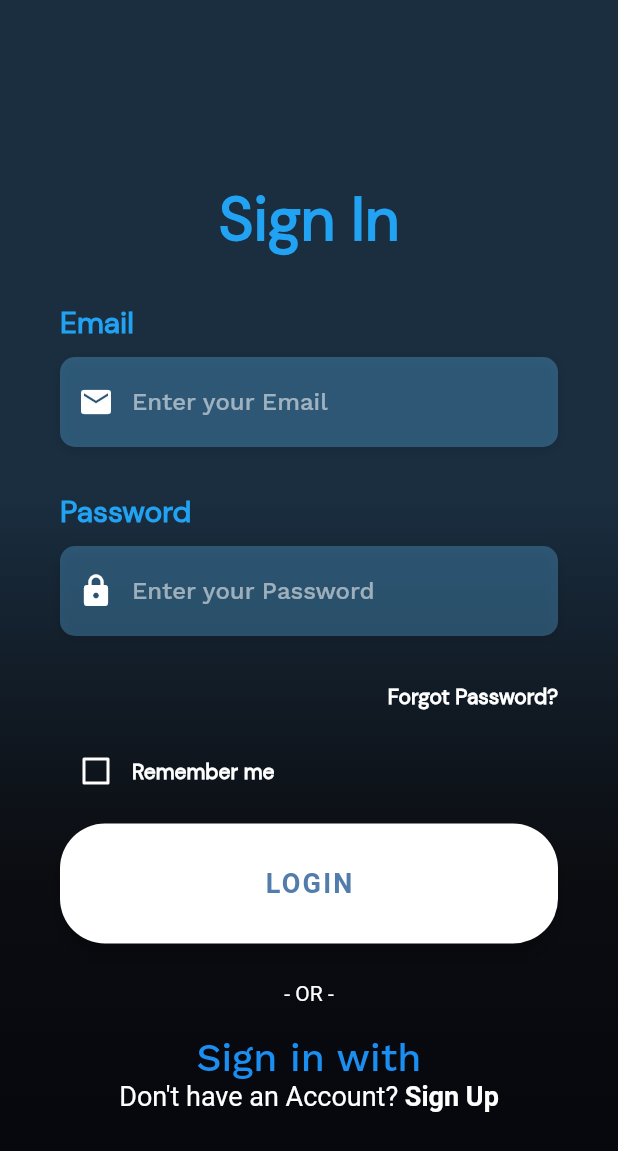
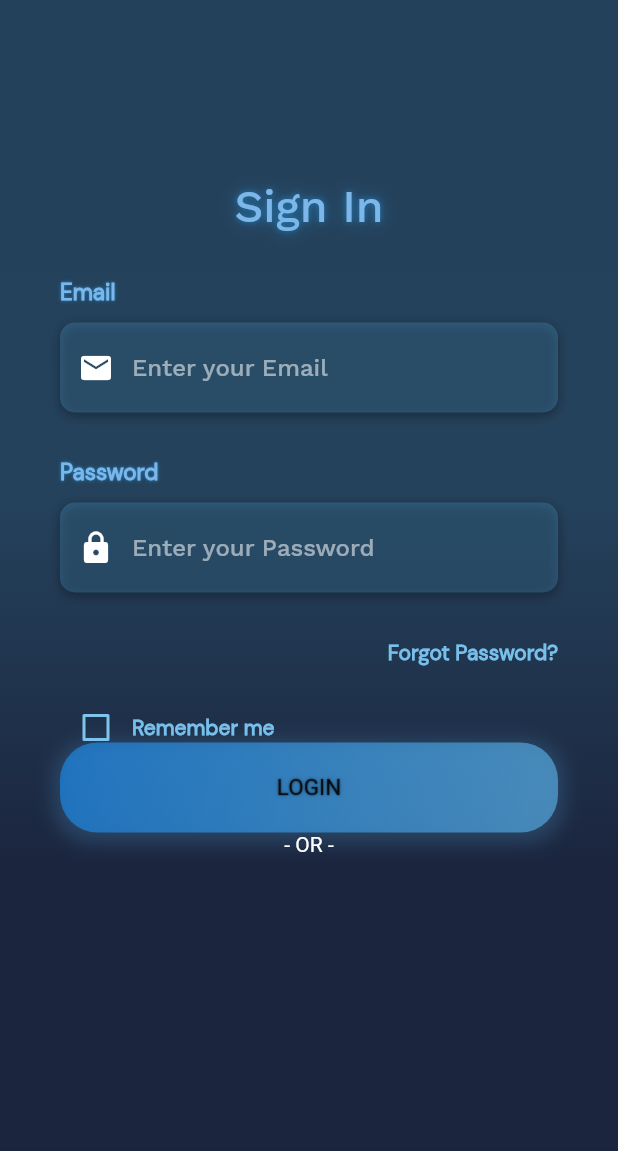
Before and after one commit to MoneyTrackScope/MoneyTrack.Mobile, a Flutter app: the screen it shows after launch, on a phone screen of 412 x 824 dp. Shown: the top 1151 px of the screen. Run offline on Flutter 3.47's test engine with Material 2 defaults, Android fonts, the phone set to English and light mode, and no system bars; our stand-ins replace datetime_picker_formfield, decimal, equatable, flutter_secure_storage, get_it, grouped_list and 1 more; Roboto replaces fonts that are missing (OpenSans).

Commit message:
New SignIn page, Text and Button design

```diff
--- a/lib/src/pages/login/signIn_page.dart
+++ b/lib/src/pages/login/signIn_page.dart
@@ -1,3 +1,5 @@
+// ignore_for_file: prefer_const_constructors
+
 import 'package:flutter/material.dart';
 import 'package:flutter/services.dart';
 import 'package:money_track/src/util/constants.dart';
@@ -29,7 +31,7 @@ class _LoginScreenState extends State<LoginScreen> {
             keyboardType: TextInputType.emailAddress,
             style: const TextStyle(
               color: Colors.white,
-              fontFamily: 'OpenSans',
+              fontFamily: 'DMSans',
             ),
             decoration: InputDecoration(
               border: InputBorder.none,
@@ -64,7 +66,7 @@ class _LoginScreenState extends State<LoginScreen> {
             obscureText: true,
             style: const TextStyle(
               color: Colors.white,
-              fontFamily: 'OpenSans',
+              fontFamily: 'DMSans',
             ),
             decoration: InputDecoration(
               border: InputBorder.none,
@@ -102,11 +104,12 @@ class _LoginScreenState extends State<LoginScreen> {
       child: Row(
         children: <Widget>[
           Theme(
-            data: ThemeData(unselectedWidgetColor: Colors.white),
+            data: ThemeData(
+                unselectedWidgetColor: Color.fromARGB(255, 128, 196, 238)),
             child: Checkbox(
               value: _rememberMe,
-              checkColor: Colors.green,
-              activeColor: Colors.white,
+              checkColor: Color.fromARGB(221, 6, 8, 13),
+              activeColor: Color.fromARGB(255, 92, 185, 242),
               onChanged: (value) {
                 setState(() {
                   _rememberMe = value!;
@@ -125,25 +128,48 @@ class _LoginScreenState extends State<LoginScreen> {
 
   Widget _buildLoginBtn() {
     return Container(
-      padding: const EdgeInsets.symmetric(vertical: 25.0),
-      width: double.infinity,
-      child: RaisedButton(
-        elevation: 5.0,
-        onPressed: () => print('Login Button Pressed'),
-        padding: const EdgeInsets.all(15.0),
-        shape: RoundedRectangleBorder(
-          borderRadius: BorderRadius.circular(30.0),
-        ),
-        color: Colors.white,
-        child: const Text(
-          'LOGIN',
-          style: TextStyle(
-            color: Color(0xFF527DAA),
-            letterSpacing: 1.5,
-            fontSize: 18.0,
-            fontWeight: FontWeight.bold,
-            fontFamily: 'OpenSans',
+      height: 60,
+      decoration: BoxDecoration(
+          gradient: LinearGradient(
+            colors: const [
+              Color.fromARGB(159, 27, 142, 242),
+              Color.fromARGB(151, 92, 184, 242),
+            ],
+            begin: Alignment.centerLeft,
+            end: Alignment.centerRight,
           ),
+          borderRadius: const BorderRadius.all(
+            Radius.circular(25.0),
+          ),
+          boxShadow: [
+            BoxShadow(
+              color: Color.fromARGB(255, 92, 185, 242).withOpacity(0.2),
+              spreadRadius: 4,
+              blurRadius: 10,
+              offset: Offset(0, 3),
+            )
+          ]),
+      child: Center(
+        child: GestureDetector(
+          onTap: () {},
+          child: Text('LOGIN',
+              textAlign: TextAlign.left,
+              style: Theme.of(context).textTheme.bodyText2!.copyWith(
+                fontSize: 15,
+                color: kBackgroundColor,
+                shadows: <Shadow>[
+                  Shadow(
+                    offset: Offset(0.0, 0.0),
+                    blurRadius: 1.0,
+                    color: Color.fromARGB(255, 7, 18, 24),
+                  ),
+                  Shadow(
+                    offset: Offset(0.0, 0.0),
+                    blurRadius: 5.0,
+                    color: Color.fromARGB(53, 4, 13, 19),
+                  ),
+                ],
+              )),
         ),
       ),
     );
@@ -151,72 +177,16 @@ class _LoginScreenState extends State<LoginScreen> {
 
   Widget _buildSignInWithText() {
     return Column(
-      children: <Widget>[
-        const Text(
+      children: const <Widget>[
+        Text(
           '- OR -',
           style: TextStyle(
             color: Colors.white,
             fontWeight: FontWeight.w400,
           ),
         ),
-        const SizedBox(height: 20.0),
-        Text(
-          'Sign in with',
-          style: Theme.of(context).textTheme.headline6,
-        ),
+        SizedBox(height: 20.0),
       ],
-    );
-  }
-
-  Widget _buildSocialBtn(Function onTap, AssetImage logo) {
-    return GestureDetector(
-      onTap: () => {},
-      child: Container(
-        height: 60.0,
-        width: 60.0,
-        decoration: BoxDecoration(
-          shape: BoxShape.circle,
-          color: Colors.white,
-          boxShadow: const [
-            BoxShadow(
-              color: Colors.black26,
-              offset: Offset(0, 2),
-              blurRadius: 6.0,
-            ),
-          ],
-          image: DecorationImage(
-            image: logo,
-          ),
-        ),
-      ),
-    );
-  }
-
-  Widget _buildSignupBtn() {
-    return GestureDetector(
-      onTap: () => print('Sign Up Button Pressed'),
-      child: RichText(
-        text: const TextSpan(
-          children: [
-            TextSpan(
-              text: 'Don\'t have an Account? ',
-              style: TextStyle(
-                color: Colors.white,
-                fontSize: 18.0,
-                fontWeight: FontWeight.w400,
-              ),
-            ),
-            TextSpan(
-              text: 'Sign Up',
-              style: TextStyle(
-                color: Colors.white,
-                fontSize: 18.0,
-                fontWeight: FontWeight.bold,
-              ),
-            ),
-          ],
-        ),
-      ),
     );
   }
 
@@ -237,10 +207,10 @@ class _LoginScreenState extends State<LoginScreen> {
                     begin: Alignment.topCenter,
                     end: Alignment.bottomCenter,
                     colors: [
-                      Color.fromARGB(255, 26, 46, 64),
-                      Color.fromARGB(255, 26, 46, 64),
-                      Color.fromARGB(223, 6, 8, 13),
-                      Color.fromARGB(255, 6, 8, 13),
+                      Color.fromARGB(255, 36, 65, 91),
+                      Color.fromARGB(255, 37, 66, 92),
+                      Color.fromARGB(255, 27, 37, 62),
+                      Color.fromARGB(255, 27, 37, 62),
                     ],
                     stops: [0.1, 0.4, 0.7, 0.9],
                   ),
@@ -260,8 +230,8 @@ class _LoginScreenState extends State<LoginScreen> {
                       Text('Sign In',
                           style: Theme.of(context)
                               .textTheme
-                              .headline4!
-                              .copyWith(fontSize: 40)),
+                              .headline6!
+                              .copyWith(fontSize: 30)),
                       const SizedBox(height: 30.0),
                       _buildEmailTF(),
                       const SizedBox(
@@ -272,7 +242,6 @@ class _LoginScreenState extends State<LoginScreen> {
                       _buildRememberMeCheckbox(),
                       _buildLoginBtn(),
                       _buildSignInWithText(),
-                      _buildSignupBtn(),
                     ],
                   ),
                 ),
--- a/lib/src/util/constants.dart
+++ b/lib/src/util/constants.dart
@@ -2,20 +2,20 @@
 import 'package:flutter/material.dart';
 
 const double? LargeTextSize = 26.0;
-const double? MediumTextSize = 20.0;
-const double? BodyTextSize = 16.0;
+const double? MediumTextSize = 15.0;
+const double? BodyTextSize = 11.0;
 
 const String FontNameDefault = 'DMSans';
 const String FontNameTitle = 'WorkSans';
 
 //Color kPrimaryColor = const Color.fromARGB(255, 26, 46, 64);
 Color kPrimaryColor = const Color.fromARGB(255, 26, 46, 64);
-Color kSecondaryColor = const Color.fromARGB(255, 34, 162, 242);
+Color kSecondaryColor = const Color.fromARGB(255, 125, 183, 234);
 //Color kSecondaryColor = const Color.fromARGB(255, 6, 8, 13);
-Color kBackgroundColor = const Color.fromARGB(155, 6, 8, 13);
+Color kBackgroundColor = Color.fromARGB(221, 6, 8, 13);
 
 //Color kAccentColor =const Color.fromARGB(255, 190, 43, 43);
-Color kAccentColor = const Color.fromARGB(255, 190, 43, 43);
+Color kAccentColor = Color.fromARGB(255, 180, 8, 45);
 
 const kHintTextStyle = TextStyle(
   color: Colors.white54,
@@ -23,17 +23,17 @@ const kHintTextStyle = TextStyle(
 );
 
 const kLabelStyle = TextStyle(
-  color: Colors.white,
+  color: Color.fromARGB(255, 120, 192, 236),
   fontWeight: FontWeight.bold,
   fontFamily: 'DMSans',
 );
 
 final kBoxDecorationStyle = BoxDecoration(
-  color: Color.fromARGB(83, 92, 184, 242),
+  color: const Color.fromARGB(59, 92, 184, 242),
   borderRadius: BorderRadius.circular(10.0),
   boxShadow: const [
     BoxShadow(
-      color: Colors.black12,
+      color: Color.fromARGB(86, 0, 0, 0),
       blurRadius: 6.0,
       offset: Offset(0, 2),
     ),
--- a/lib/src/util/theme.dart
+++ b/lib/src/util/theme.dart
@@ -9,18 +9,37 @@ ThemeData basicTheme() => ThemeData(
         headline6: const TextStyle(
           fontFamily: FontNameTitle,
           fontSize: LargeTextSize,
-          color: Color.fromARGB(255, 27, 142, 242),
+          color: Color.fromARGB(255, 125, 183, 234),
+          shadows: <Shadow>[
+            Shadow(
+              offset: Offset(0.0, 0.0),
+              blurRadius: 5.0,
+              color: Color.fromARGB(138, 34, 162, 242),
+            ),
+            Shadow(
+              offset: Offset(0.0, 0.0),
+              blurRadius: 15.0,
+              color: Color.fromARGB(98, 34, 162, 242),
+            ),
+          ],
         ),
         headline4: TextStyle(
           fontFamily: FontNameDefault,
           fontSize: MediumTextSize,
           fontWeight: FontWeight.w800,
           color: kSecondaryColor,
+          shadows: const <Shadow>[
+            Shadow(
+              offset: Offset(0.0, 0.0),
+              blurRadius: 2.0,
+              color: Color.fromARGB(214, 34, 162, 242),
+            ),
+          ],
         ),
         bodyText1: const TextStyle(
           fontFamily: FontNameDefault,
           fontSize: BodyTextSize,
-          color: Colors.green,
+          color: Color.fromARGB(255, 26, 46, 64),
         ),
       ),
       iconTheme: const IconThemeData(
```
